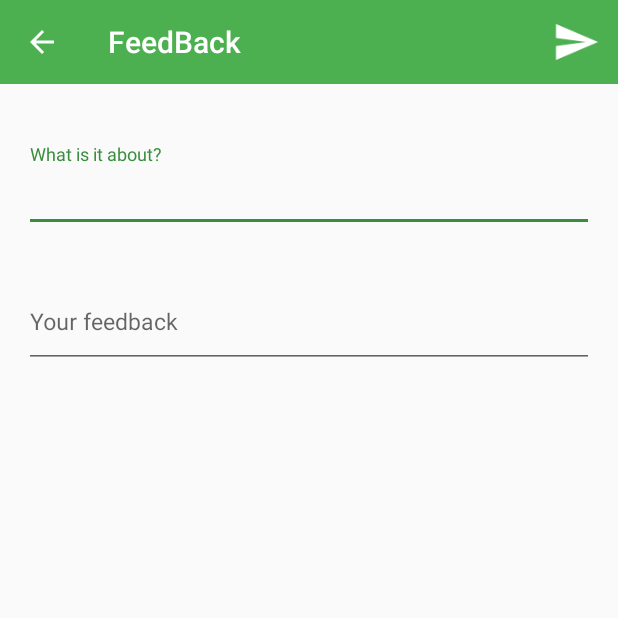
After one commit to aviraldg/AttendanceManager, an Android app: the FeedbackActivity screen opened directly, with no data from a screen before it, on a phone screen of 412 x 824 dp, the top half of it. The commit adds this screen. Run offline under Robolectric (Android 15) with nearby library versions, the phone set to English and light mode, and no system bars; 2 statements that could not run were skipped.

Commit message:
help and feedback

```diff
--- a/app/src/main/AndroidManifest.xml
+++ b/app/src/main/AndroidManifest.xml
@@ -27,7 +27,9 @@
         <activity android:name=".SettingsActivity" />
         \
         <activity android:name=".ShowNameCardActivity" />
-        <activity android:name=".ExtraClassActivity"></activity>
+        <activity android:name=".ExtraClassActivity" />
+        <activity android:name=".FeedbackActivity" />
+        <activity android:name=".HelpActivity"></activity>
     </application>
 
 </manifest>
--- /dev/null
+++ b/app/src/main/java/dotinc/attendancemanager2/FeedbackActivity.java
@@ -0,0 +1,95 @@
+package dotinc.attendancemanager2;
+
+import android.content.Intent;
+import android.graphics.Typeface;
+import android.support.design.widget.TextInputLayout;
+import android.support.v7.app.AppCompatActivity;
+import android.os.Bundle;
+import android.support.v7.widget.Toolbar;
+import android.view.Menu;
+import android.view.MenuItem;
+import android.widget.EditText;
+
+public class FeedbackActivity extends AppCompatActivity {
+
+    Toolbar toolbar;
+
+    EditText title, message;
+    TextInputLayout textTitle, textMessage;
+
+    @Override
+    protected void onCreate(Bundle savedInstanceState) {
+        super.onCreate(savedInstanceState);
+        setContentView(R.layout.activity_feedback);
+
+        toolbar = (Toolbar) findViewById(R.id.app_bar);
+        setSupportActionBar(toolbar);
+        getSupportActionBar().setDefaultDisplayHomeAsUpEnabled(true);
+        getSupportActionBar().setDisplayHomeAsUpEnabled(true);
+        getSupportActionBar().setTitle("FeedBack");
+
+        title = (EditText) findViewById(R.id.feedtitle);
+        title.setTypeface(Typeface.createFromAsset(getAssets(), "fonts/josefin_sans-bold.ttf"));
+        message = (EditText) findViewById(R.id.feedmsg);
+        message.setTypeface(Typeface.createFromAsset(getAssets(),"fonts/josefin_sans_regular.ttf"));
+
+        textTitle = (TextInputLayout) findViewById(R.id.textTitle);
+        textMessage = (TextInputLayout) findViewById(R.id.textMsg);
+    }
+
+    @Override
+    public boolean onCreateOptionsMenu(Menu menu) {
+        // Inflate the menu; this adds items to the action bar if it is present.
+        getMenuInflater().inflate(R.menu.menu_feedback, menu);
+        return true;
+    }
+
+
+    @Override
+    protected void onStop() {
+        super.onStop();
+
+        title.setText("");
+        message.setText("");
+
+    }
+
+    @Override
+    public boolean onOptionsItemSelected(MenuItem item) {
+        int id = item.getItemId();
+
+        if (id == R.id.send) {
+
+            String sub = title.getText().toString();
+            String msg = message.getText().toString();
+
+            if (sub.matches("") && msg.matches("")) {
+
+                textTitle.setError("Title cannot be blank");
+                textMessage.setError("Message cannot be blank");
+            } else if (sub.matches("")) {
+                textTitle.setError("Title cannot be blank");
+                textMessage.setError(null);
+            } else if (msg.matches("")) {
+                textTitle.setError(null);
+                textMessage.setError("Message cannot be blank");
+            } else {
+
+                textTitle.setError(null);
+                textMessage.setError(null);
+
+                Intent email = new Intent(Intent.ACTION_SEND);
+                email.putExtra(Intent.EXTRA_EMAIL, new String[]{"agamgupta2895@gmail.com","subhakr11droy@gmail.com"});
+                email.putExtra(Intent.EXTRA_SUBJECT, sub);
+                email.putExtra(Intent.EXTRA_TEXT, msg);
+
+                email.setType("message/rfc822");
+                startActivity(Intent.createChooser(email, "Choose an Email Client"));
+            }
+
+
+        }
+
+        return super.onOptionsItemSelected(item);
+    }
+}
--- a/app/src/main/java/dotinc/attendancemanager2/MainActivity.java
+++ b/app/src/main/java/dotinc/attendancemanager2/MainActivity.java
@@ -451,6 +451,9 @@ public class MainActivity extends AppCompatActivity {
             case R.id.settings:
                 startActivity(new Intent(context, SettingsActivity.class));
                 break;
+            case R.id.help:
+                startActivity(new Intent(context,HelpActivity.class));
+                break;
         }
         return super.onOptionsItemSelected(item);
     }
--- a/app/src/main/java/dotinc/attendancemanager2/SettingsActivity.java
+++ b/app/src/main/java/dotinc/attendancemanager2/SettingsActivity.java
@@ -124,7 +124,7 @@ public class SettingsActivity extends AppCompatActivity implements AdapterView.O
                         .putExtra("Settings", true));
                 break;
             case 3:
-                //startActivity(new Intent(this, Feedback.class));
+                //startActivity(new Intent(this, FeedbackActivity.class));
                 File app_direct = new File(Environment.getExternalStorageDirectory()+"/Attendance Manager");
                 if (!app_direct.exists())
                     app_direct.mkdir();
--- /dev/null
+++ b/app/src/main/res/layout/activity_feedback.xml
@@ -0,0 +1,58 @@
+<RelativeLayout xmlns:android="http://schemas.android.com/apk/res/android"
+    xmlns:tools="http://schemas.android.com/tools"
+    android:layout_width="match_parent"
+    android:layout_height="match_parent"
+    tools:context="dotinc.attendancemanager2.navDrawerFeatures.Feedback">
+
+    <include
+        android:id="@+id/app_bar"
+        layout="@layout/action_bar" />
+
+    <android.support.design.widget.TextInputLayout
+        android:id="@+id/textTitle"
+        android:layout_width="match_parent"
+        android:layout_height="wrap_content"
+        android:layout_below="@+id/app_bar"
+        android:layout_marginRight="16dp"
+        android:layout_marginLeft="16dp"
+        android:layout_marginTop="40dp">
+
+        <EditText
+            android:id="@+id/feedtitle"
+            android:layout_width="match_parent"
+            android:layout_height="wrap_content"
+            android:textSize="20sp"
+            android:maxLines="1"
+            android:singleLine="true"
+            android:hint="What is it about?"/>
+
+    </android.support.design.widget.TextInputLayout>
+
+    <android.support.design.widget.TextInputLayout
+        android:id="@+id/textMsg"
+        android:layout_width="match_parent"
+        android:layout_height="wrap_content"
+        android:layout_below="@+id/textTitle"
+        android:layout_marginRight="16dp"
+        android:layout_marginLeft="16dp"
+        android:layout_marginTop="20dp">
+
+        <EditText
+            android:id="@+id/feedmsg"
+            android:layout_width="match_parent"
+            android:layout_height="wrap_content"
+            android:textSize="15sp"
+            android:hint="Your feedback"
+            android:inputType="textMultiLine"
+            android:minLines="2"
+            android:maxLines="5"
+            android:lines="5"
+            android:scrollbars="vertical"/>
+
+    </android.support.design.widget.TextInputLayout>
+
+
+
+
+
+</RelativeLayout>
--- /dev/null
+++ b/app/src/main/res/menu/menu_feedback.xml
@@ -0,0 +1,10 @@
+<?xml version="1.0" encoding="utf-8"?>
+<menu xmlns:android="http://schemas.android.com/apk/res/android"
+    xmlns:app="http://schemas.android.com/apk/res-auto">
+    <item
+        android:id="@+id/feedback"
+        android:icon="@mipmap/ic_send_white_36dp"
+        android:orderInCategory="100"
+        android:title="FeedBack"
+        app:showAsAction="always" />
+</menu>
```
Also changed, not shown: app/src/main/java/dotinc/attendancemanager2/HelpActivity.java (added, +49 -0 lines), app/src/main/res/layout/activity_help.xml (added, +11 -0 lines), app/src/main/res/menu/menu_help.xml (added, +10 -0 lines), app/src/main/res/mipmap-hdpi/ic_feedback_white_36dp.png (added), app/src/main/res/mipmap-hdpi/ic_send_white_36dp.png (added), app/src/main/res/mipmap-mdpi/ic_feedback_white_36dp.png (added), app/src/main/res/mipmap-mdpi/ic_send_white_36dp.png (added), app/src/main/res/mipmap-xhdpi/ic_feedback_white_36dp.png (added), app/src/main/res/mipmap-xhdpi/ic_send_white_36dp.png (added), app/src/main/res/mipmap-xxhdpi/ic_feedback_white_36dp.png (added), app/src/main/res/mipmap-xxhdpi/ic_send_white_36dp.png (added), app/src/main/res/mipmap-xxxhdpi/ic_feedback_white_36dp.png (added), app/src/main/res/mipmap-xxxhdpi/ic_send_white_36dp.png (added).
